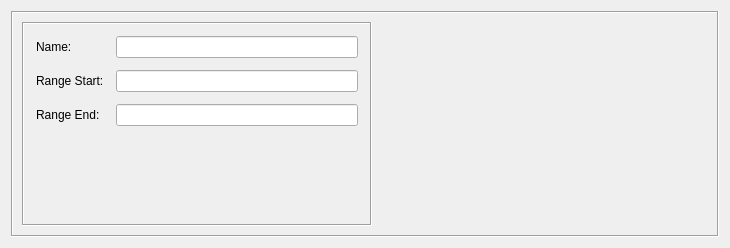
Before: the Qt Designer form src/libgui/addressrangedialog_q.ui in fwbuilder/fwbuilder, drawn with Qt 5.
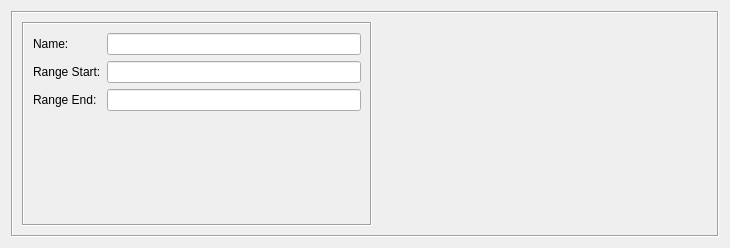
After: the same form once the commit is applied. Custom widgets are drawn as their Qt base class.

Commit message: see #2536 avoiding FormLayout since it seems to be broken in older Qt

What changed in the file:
```diff
--- a/src/libgui/addressrangedialog_q.ui
+++ b/src/libgui/addressrangedialog_q.ui
@@ -58,16 +58,7 @@
         <property name="frameShadow">
          <enum>QFrame::Sunken</enum>
         </property>
-        <layout class="QFormLayout" name="formLayout">
-         <property name="horizontalSpacing">
-          <number>12</number>
-         </property>
-         <property name="verticalSpacing">
-          <number>12</number>
-         </property>
-         <property name="margin">
-          <number>12</number>
-         </property>
+        <layout class="QGridLayout" name="gridLayout_2">
          <item row="0" column="0">
           <widget class="QLabel" name="textLabel1">
            <property name="text">
@@ -134,6 +125,19 @@
            </property>
           </widget>
          </item>
+         <item row="3" column="1">
+          <spacer name="verticalSpacer">
+           <property name="orientation">
+            <enum>Qt::Vertical</enum>
+           </property>
+           <property name="sizeHint" stdset="0">
+            <size>
+             <width>20</width>
+             <height>103</height>
+            </size>
+           </property>
+          </spacer>
+         </item>
         </layout>
        </widget>
       </item>
```
The commit also changes 19 other files.
